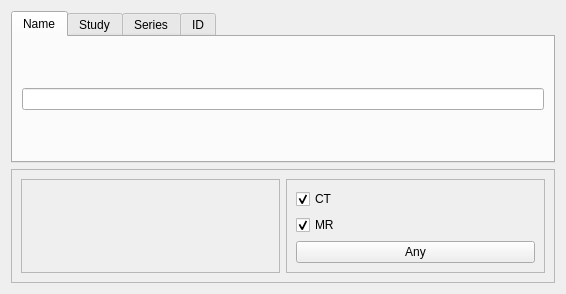
Old version of the form Libs/DICOM/Widgets/Resources/UI/ctkDICOMQueryWidget.ui in the repository commontk/CTK.
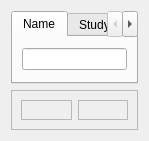
New version of the form. Custom widgets are drawn as their Qt base class.

Commit message: Use ctkModalityWidget into ctkDICOMQueryWidget

```diff
--- a/Libs/DICOM/Widgets/Resources/UI/ctkDICOMQueryWidget.ui
+++ b/Libs/DICOM/Widgets/Resources/UI/ctkDICOMQueryWidget.ui
@@ -6,8 +6,8 @@
    <rect>
     <x>0</x>
     <y>0</y>
-    <width>566</width>
-    <height>294</height>
+    <width>147</width>
+    <height>141</height>
    </rect>
   </property>
   <property name="windowTitle">
@@ -123,29 +123,12 @@
         </property>
         <layout class="QVBoxLayout" name="verticalLayout_5">
          <item>
-          <widget class="QCheckBox" name="CT">
-           <property name="text">
-            <string>CT</string>
-           </property>
-           <property name="checked">
-            <bool>true</bool>
-           </property>
-          </widget>
-         </item>
-         <item>
-          <widget class="QCheckBox" name="MR">
-           <property name="text">
-            <string>MR</string>
-           </property>
-           <property name="checked">
-            <bool>true</bool>
-           </property>
-          </widget>
-         </item>
-         <item>
-          <widget class="QPushButton" name="pushButton_2">
-           <property name="text">
-            <string>Any</string>
+          <widget class="ctkModalityWidget" name="ModalityWidget" native="true">
+           <property name="sizePolicy">
+            <sizepolicy hsizetype="Preferred" vsizetype="Minimum">
+             <horstretch>0</horstretch>
+             <verstretch>0</verstretch>
+            </sizepolicy>
            </property>
           </widget>
          </item>
@@ -164,6 +147,12 @@
    <header>ctkDateRangeWidget.h</header>
    <container>1</container>
   </customwidget>
+  <customwidget>
+   <class>ctkModalityWidget</class>
+   <extends>QWidget</extends>
+   <header>ctkModalityWidget.h</header>
+   <container>1</container>
+  </customwidget>
  </customwidgets>
  <resources/>
  <connections/>
```
Left out of the diff: 2 changed lines with no effect on the pictures. The commit also changes 1 other file.
